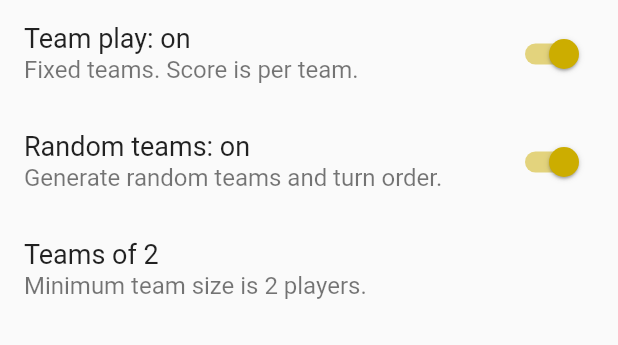
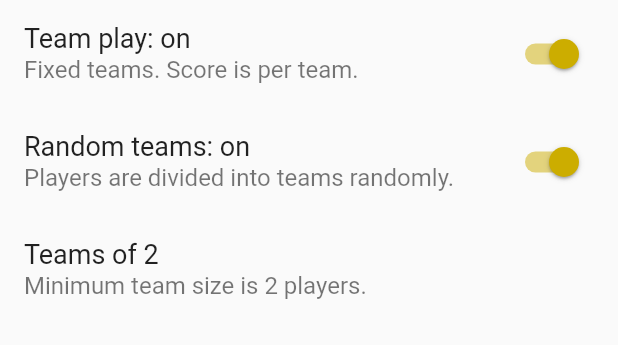
Before and after one commit to amatveiakin/hat-game, a Flutter app: the TeamingConfigView widget shown alone on an empty page, opened directly with empty values, on a phone screen of 412 x 824 dp. Shown: the top 345 px of the screen. Run offline on Flutter 3.47's test engine with Material 2 defaults, Android fonts, the phone set to English and light mode, and no system bars; our stand-ins replace outline_material_icons; missing offline and left inert: russian_words.

Commit message:
Always randomize turn order.

```diff
--- a/lib/teaming_config_view.dart
+++ b/lib/teaming_config_view.dart
@@ -202,26 +202,6 @@ class TeamingConfigView extends StatelessWidget {
         }),
       ),
     );
-    items.add(
-      MultiLineSwitchListTile(
-        title: Text(config.teamPlay
-            ? (config.randomizeTeams ? 'Random teams: on' : 'Random teams: off')
-            : (config.randomizeTeams
-                ? 'Random turn order: on'
-                : 'Random turn order: off')),
-        subtitle: Text(config.randomizeTeams
-            ? (config.teamPlay
-                ? 'Generate random teams and turn order.'
-                : 'Generate random turn order.')
-            : (config.teamPlay
-                ? 'Manually specify teams and turn order.'
-                : 'Manually specify turn order.')),
-        value: config.randomizeTeams,
-        onChanged: (bool checked) => onUpdate(() {
-          config.randomizeTeams = checked;
-        }),
-      ),
-    );
     if (!config.teamPlay) {
       final onTap = () {
         Navigator.of(context).push(MaterialPageRoute(
@@ -253,6 +233,21 @@ class TeamingConfigView extends StatelessWidget {
           Assert.fail('IndividualPlayStyle.broadcast is not supported '
               'in individual mode');
       }
+    }
+    if (config.teamPlay) {
+      items.add(
+        MultiLineSwitchListTile(
+          title: Text(
+              config.randomizeTeams ? 'Random teams: on' : 'Random teams: off'),
+          subtitle: Text(config.randomizeTeams
+              ? 'Players are divided into teams randomly.'
+              : 'Players are divided into teams manually.'),
+          value: config.randomizeTeams,
+          onChanged: (bool checked) => onUpdate(() {
+            config.randomizeTeams = checked;
+          }),
+        ),
+      );
     }
     if (config.teamPlay && config.randomizeTeams) {
       final onTap = () {
--- a/lib/teaming_strategy.dart
+++ b/lib/teaming_strategy.dart
@@ -135,6 +135,7 @@ class FixedTeamsStrategy extends TeamingStrategy {
     } else if (players.length == 1) {
       throw CannotMakeTeaming('There is only one team');
     }
+    players.shuffle();
     return players;
   }
 
```
Also changed, not shown: lib/config_view.dart (+4 -6 lines), lib/player_config_view.dart (+4 -11 lines).
